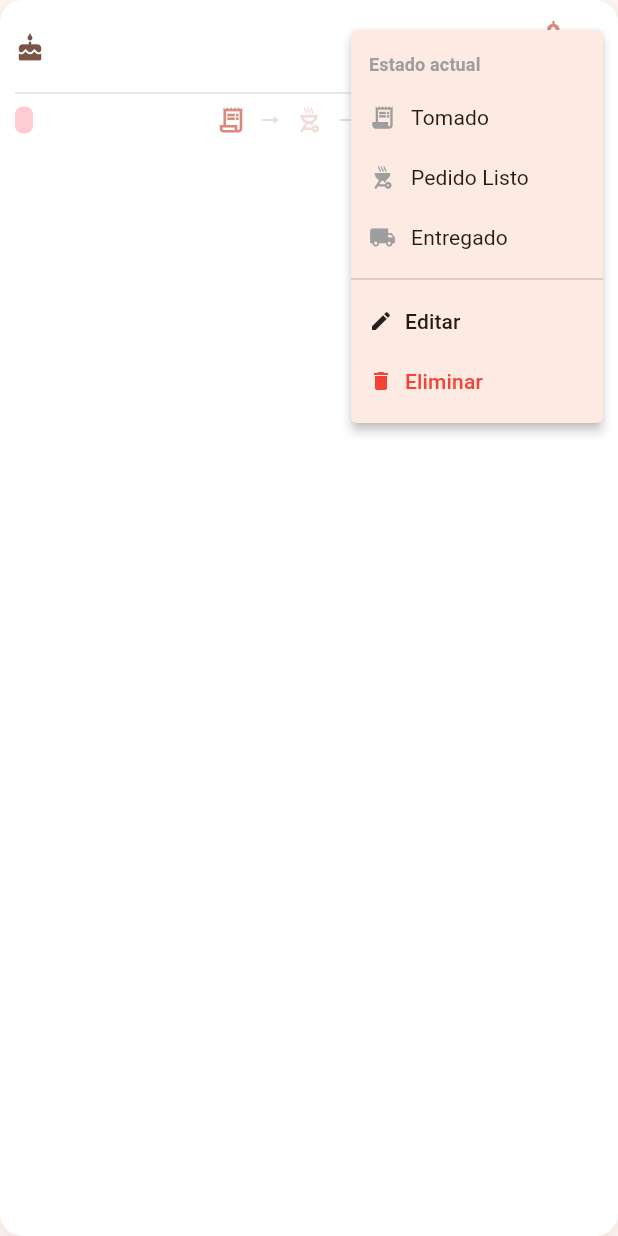
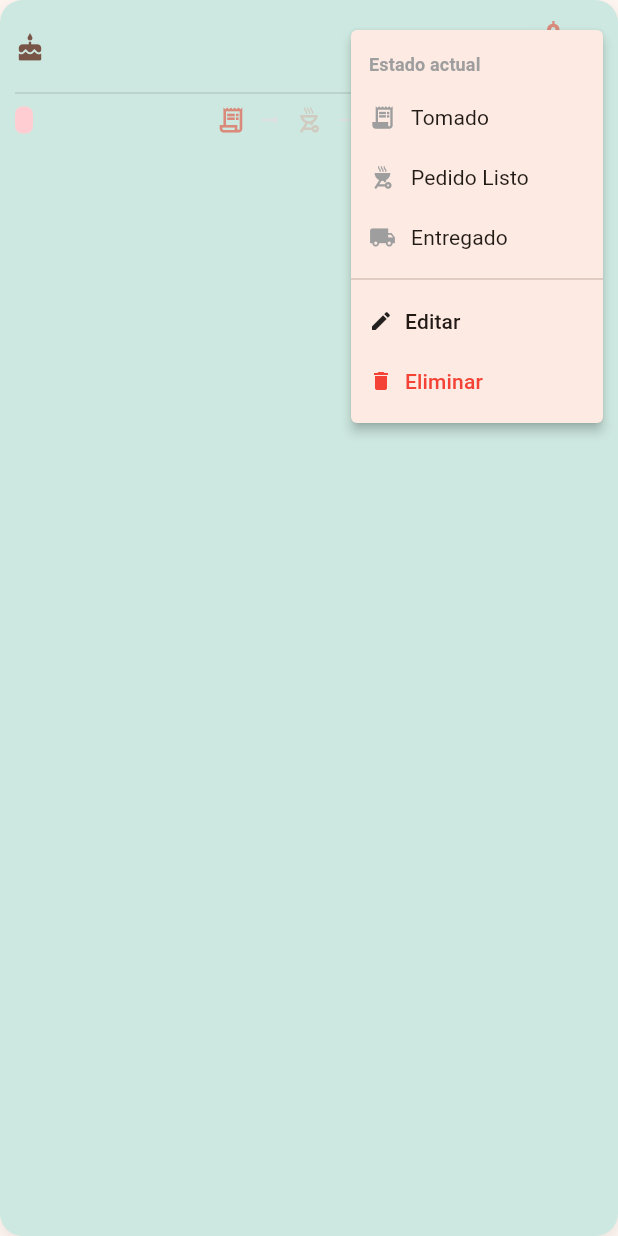
Before and after one commit to Felipejvr/DolceCatapp-App, a Flutter app: the OrderCard widget shown alone on an empty page, opened directly with empty values, after a tap on the "more vert" icon, on a phone screen of 412 x 824 dp. Run offline on Flutter 3.47's test engine with Material 3 defaults, Android fonts, the phone set to English and light mode, and no system bars; our stand-ins replace cloud_firestore, firebase_auth, firebase_core, firebase_storage, image_picker, table_calendar; accounts and stored records are empty.

Commit message:
order color fixed

```diff
--- a/lib/widgets/order_card.dart
+++ b/lib/widgets/order_card.dart
@@ -32,6 +32,33 @@ class OrderCard extends StatelessWidget {
     return Colors.red.shade100;
   }
 
+  // --- NUEVA FUNCIÓN PARA OBTENER EL COLOR SEGÚN LA FECHA ---
+Color _getCardColor() {
+    final List<Color> pastelColors = [
+      const Color(0xFFCDE8E0), // Verde
+      const Color(0xFFFFD8C7), // Naranja
+      const Color(0xFFFDF0D5), // Amarillo
+      const Color(0xFFE2D4F0), // Morado
+      const Color(0xFFD4E2F0), // Azul
+      const Color(0xFFFFD1DC), // Rosa
+      const Color(0xFFE2F0CB), // Lima
+      const Color(0xFFFFE4E1), // Salmón
+      const Color(0xFFE6E6FA), // Lavanda
+      const Color(0xFFD0F0C0), // Té verde
+    ];
+
+    try {
+      // Extraer solo el día del string (formato dd/MM/yyyy)
+      List<String> parts = date.split('/');
+      int dayOfMonth = int.parse(parts[0]);
+
+      // Asignar el color usando el día del mes (-1 para que el día 1 sea el índice 0)
+      return pastelColors[(dayOfMonth - 1) % pastelColors.length];
+    } catch (e) {
+      return pastelColors[0]; // Color por defecto si falla el parseo
+    }
+  }
+
   Widget _buildPipelineStatic() {
     Color activeCol = const Color(0xFFD98A7A);
     Color inactiveCol = Colors.grey.shade300;
@@ -63,7 +90,7 @@ class OrderCard extends StatelessWidget {
       child: Container(
         padding: const EdgeInsets.symmetric(horizontal: 10, vertical: 10),
         decoration: BoxDecoration(
-          color: Colors.white,
+          color: _getCardColor(), // <-- CAMBIO APLICADO AQUÍ (antes Colors.white)
           borderRadius: BorderRadius.circular(15),
           boxShadow: [
             BoxShadow(
```
Also changed, not shown: lib/screens/dashboard_screen.dart (+20 -4 lines).
